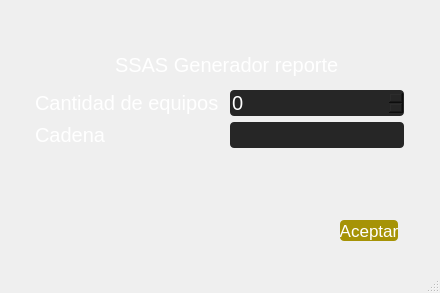
Old version of the form GeneradorPDFCasaSSAS/ui/login.ui in the repository LuisGabrielLiscanoLovera/pdfSSAS.
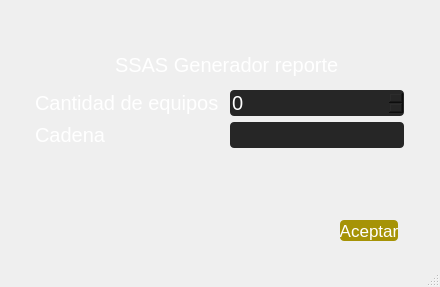
New version of the form. Icons and pictures are not drawn.

The edit to the form file:
```diff
--- a/GeneradorPDFCasaSSAS/ui/login.ui
+++ b/GeneradorPDFCasaSSAS/ui/login.ui
@@ -7,7 +7,7 @@
     <x>0</x>
     <y>0</y>
     <width>440</width>
-    <height>293</height>
+    <height>287</height>
    </rect>
   </property>
   <property name="windowTitle">
```
Left out of the diff: 2 changed lines with no effect on the pictures.
